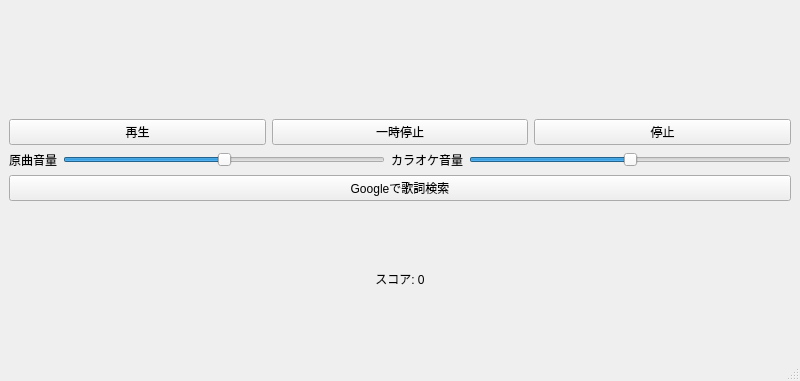
First picture: the form in src/gui/ui/main_window.ui, repository ajshooting/nandemo-karaoke, before the edit; both pictures show x 0 to 800 and y 219 to 600 of the 800 by 600 pixel window.
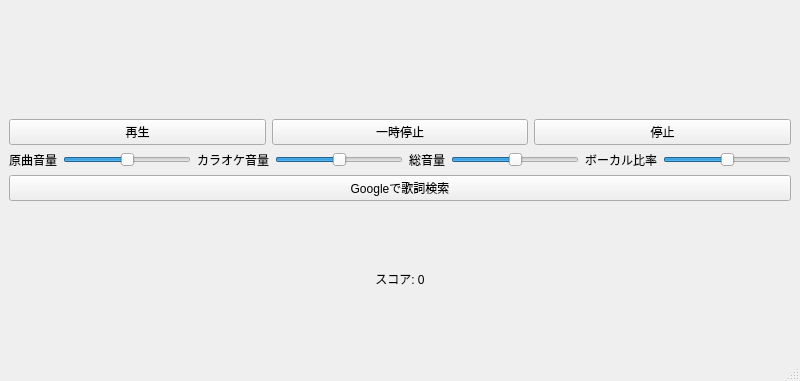
Second picture: the form after the edit. Custom widgets are drawn as their Qt base class.

Commit message: 総音量とvo比率を実装 #3

```diff
--- a/src/gui/ui/main_window.ui
+++ b/src/gui/ui/main_window.ui
@@ -122,6 +122,52 @@
                                 </property>
                             </widget>
                         </item>
+                        <item>
+                            <widget class="QLabel" name="totalVolumeLabel">
+                                <property name="text">
+                                    <string>総音量</string>
+                                </property>
+                            </widget>
+                        </item>
+                        <item>
+                            <widget class="QSlider" name="totalVolumeSlider">
+                                <property name="orientation">
+                                    <enum>Qt::Horizontal</enum>
+                                </property>
+                                <property name="minimum">
+                                    <number>0</number>
+                                </property>
+                                <property name="maximum">
+                                    <number>100</number>
+                                </property>
+                                <property name="value">
+                                    <number>50</number>
+                                </property>
+                            </widget>
+                        </item>
+                        <item>
+                            <widget class="QLabel" name="vocalRatioLabel">
+                                <property name="text">
+                                    <string>ボーカル比率</string>
+                                </property>
+                            </widget>
+                        </item>
+                        <item>
+                            <widget class="QSlider" name="vocalRatioSlider">
+                                <property name="orientation">
+                                    <enum>Qt::Horizontal</enum>
+                                </property>
+                                <property name="minimum">
+                                    <number>0</number>
+                                </property>
+                                <property name="maximum">
+                                    <number>100</number>
+                                </property>
+                                <property name="value">
+                                    <number>50</number>
+                                </property>
+                            </widget>
+                        </item>
                     </layout>
                 </item>
                 <item>
```
The commit also changes 2 other files.
